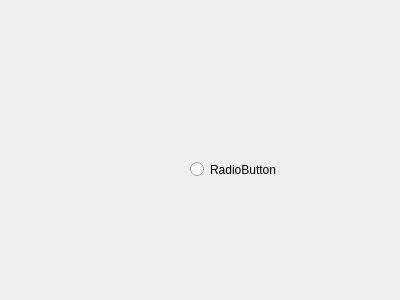
First picture: the form in widget2.ui, repository fbudin69500/SimpleExampleQt4, before the edit.
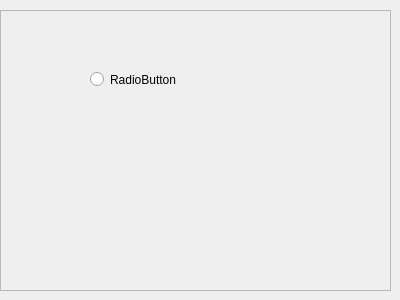
Second picture: the form after the edit.

Commit message: ENH: Removed unnecessary derived classes and replaced them by frames in the ui. This simplifies the code a lot.

Patch:
```diff
--- a/widget2.ui
+++ b/widget2.ui
@@ -13,11 +13,26 @@
   <property name="windowTitle">
    <string>Form</string>
   </property>
+  <widget class="QFrame" name="frame">
+   <property name="geometry">
+    <rect>
+     <x>0</x>
+     <y>10</y>
+     <width>391</width>
+     <height>281</height>
+    </rect>
+   </property>
+   <property name="frameShape">
+    <enum>QFrame::StyledPanel</enum>
+   </property>
+   <property name="frameShadow">
+    <enum>QFrame::Raised</enum>
+   </property>
   <widget class="QRadioButton" name="radioButton">
    <property name="geometry">
     <rect>
-     <x>190</x>
-     <y>160</y>
+      <x>90</x>
+      <y>60</y>
      <width>99</width>
      <height>19</height>
     </rect>
@@ -25,6 +40,7 @@
    <property name="text">
     <string>RadioButton</string>
    </property>
+   </widget>
   </widget>
  </widget>
  <resources/>
```
Lines whose indentation alone changed are shown as unchanged. The commit also changes 8 other files.
